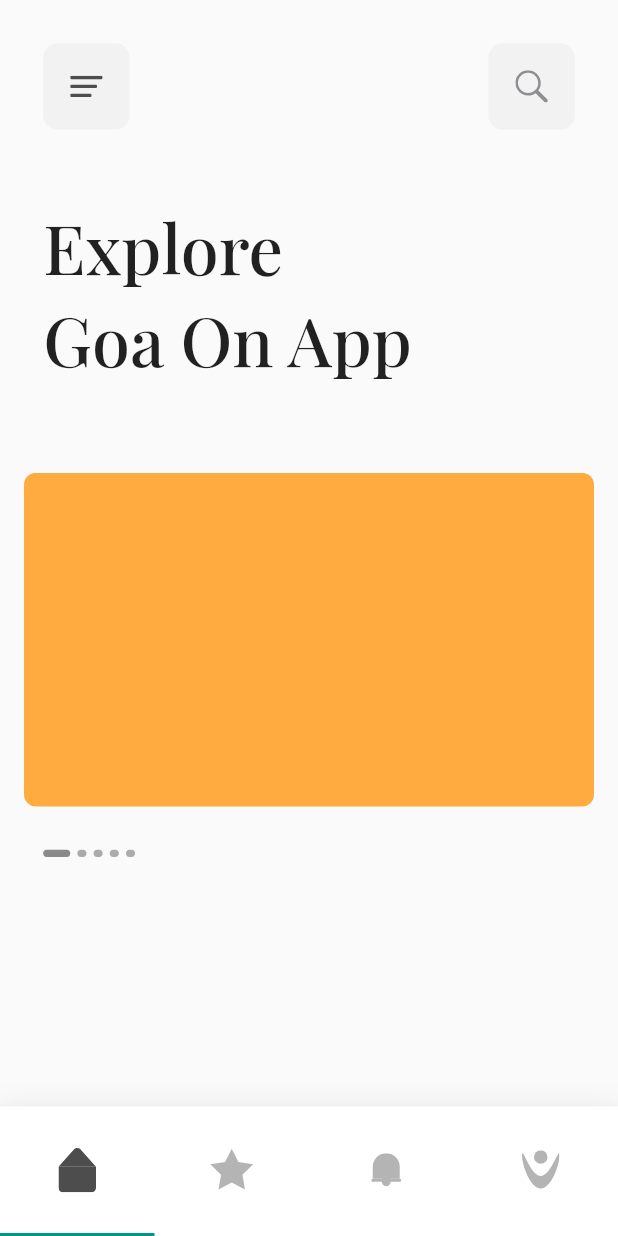
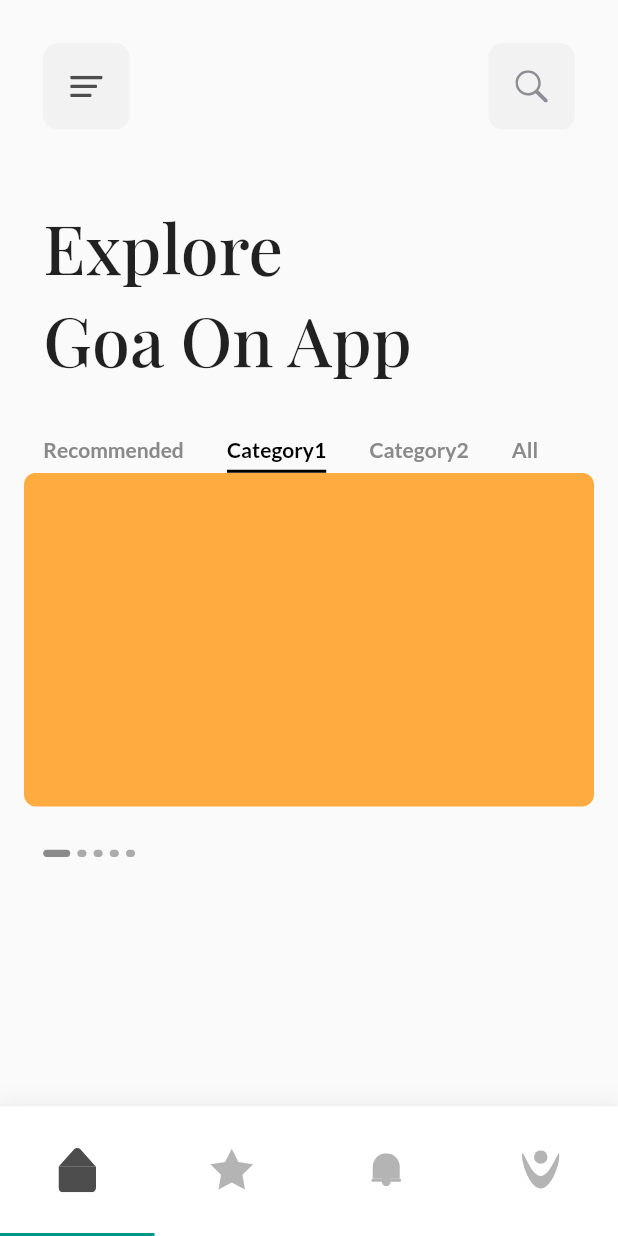
Before and after one commit to Adityakhandelwal1/Goaround, a Flutter app: the HomeScreen screen opened directly, tab 2 chosen, on a phone screen of 412 x 824 dp. Run offline on Flutter 3.47's test engine with Material 2 defaults, Android fonts, the phone set to English and light mode, and no system bars; drawn by our look-alikes of smooth_page_indicator; our stand-ins replace cached_network_image, firebase_auth, firebase_core, flutter_svg, google_fonts; missing offline and left inert: keyboard_visibility; accounts and stored records are empty; network calls fail.

Commit message:
initial commit

```diff
--- a/lib/screens/home.dart
+++ b/lib/screens/home.dart
@@ -6,7 +6,6 @@ import 'package:google_fonts/google_fonts.dart';
 import 'package:smooth_page_indicator/smooth_page_indicator.dart';
 import 'package:tripyojana/models/recommended_model.dart';
 import 'package:tripyojana/screens/selected_place_screen.dart';
-import 'package:tripyojana/widgets/custom_tab_indicator.dart';
 
 class Home extends StatefulWidget {
   @override
@@ -86,6 +85,9 @@ class _NestedTabBarState extends State<Home> with TickerProviderStateMixin {
           child: DefaultTabController(
             length: 4,
             child: TabBar(
+              indicator: UnderlineTabIndicator(
+                borderSide: BorderSide(width: 2.0, color: Colors.black),
+              ),
               labelPadding: EdgeInsets.only(left: 14.4, right: 14.4),
               indicatorPadding: EdgeInsets.only(left: 14.4, right: 14.4),
               isScrollable: true,
@@ -95,10 +97,10 @@ class _NestedTabBarState extends State<Home> with TickerProviderStateMixin {
                   GoogleFonts.lato(fontSize: 14, fontWeight: FontWeight.w700),
               unselectedLabelStyle:
                   GoogleFonts.lato(fontSize: 14, fontWeight: FontWeight.w700),
-              indicator: RoundedRectangleTabIndicator(
-                  color: Color(0xFF000000), weight: 2.4, width: 14.4),
+              indicatorWeight: 1.4,
+              // indicatorSize: TabBarIndicatorSize.label,
               controller: _nestedTabController,
-              indicatorColor: Colors.teal,
+              indicatorColor: Colors.black,
               tabs: <Widget>[
                 Tab(
                   text: "Recommended",
--- a/lib/widgets/custom_tab_indicator.dart
+++ /dev/null
@@ -1,41 +0,0 @@
-import 'package:flutter/material.dart';
-
-class RoundedRectangleTabIndicator extends Decoration {
-  final BoxPainter _painter;
-
-  RoundedRectangleTabIndicator(
-      {@required Color color, @required double weight, @required double width})
-      : _painter = _RRectanglePainterColor(color, weight, width);
-
-  @override
-  BoxPainter createBoxPainter([onChanged]) => _painter;
-}
-
-class _RRectanglePainterColor extends BoxPainter {
-  final Paint _paint;
-  final double weight;
-  final double width;
-
-  _RRectanglePainterColor(Color color, this.weight, this.width)
-      : _paint = Paint()
-          ..color = color
-          ..isAntiAlias = true;
-
-  @override
-  void paint(Canvas canvas, Offset offset, ImageConfiguration cfg) {
-    // Custom Position
-    // cfg.size.width*0.5 to make it start from center
-    // subtract by 7.2 to make it really center
-    final Offset customOffset = offset +
-        Offset(cfg.size.width / 2 - (width * 0.5), cfg.size.height - weight);
-
-    //Custom Rectangle
-    Rect myRect = customOffset & Size(width, weight);
-
-    // Custom Rounded Rectangle
-    RRect myRRect = RRect.fromRectXY(myRect, weight, weight);
-
-    // Finally we have to draw
-    canvas.drawRRect(myRRect, _paint);
-  }
-}
```
Also changed, not shown: lib/main.dart (+0 -12 lines), lib/screens/login_page.dart (+5 -126 lines), lib/screens/selected_place_screen.dart (+8 -6 lines), lib/screens/sign_in_page.dart (deleted, +0 -63 lines), lib/utils/authentication_service.dart (+0 -12 lines), lib/screens/signin_page.dart (deleted), 1 other file.
